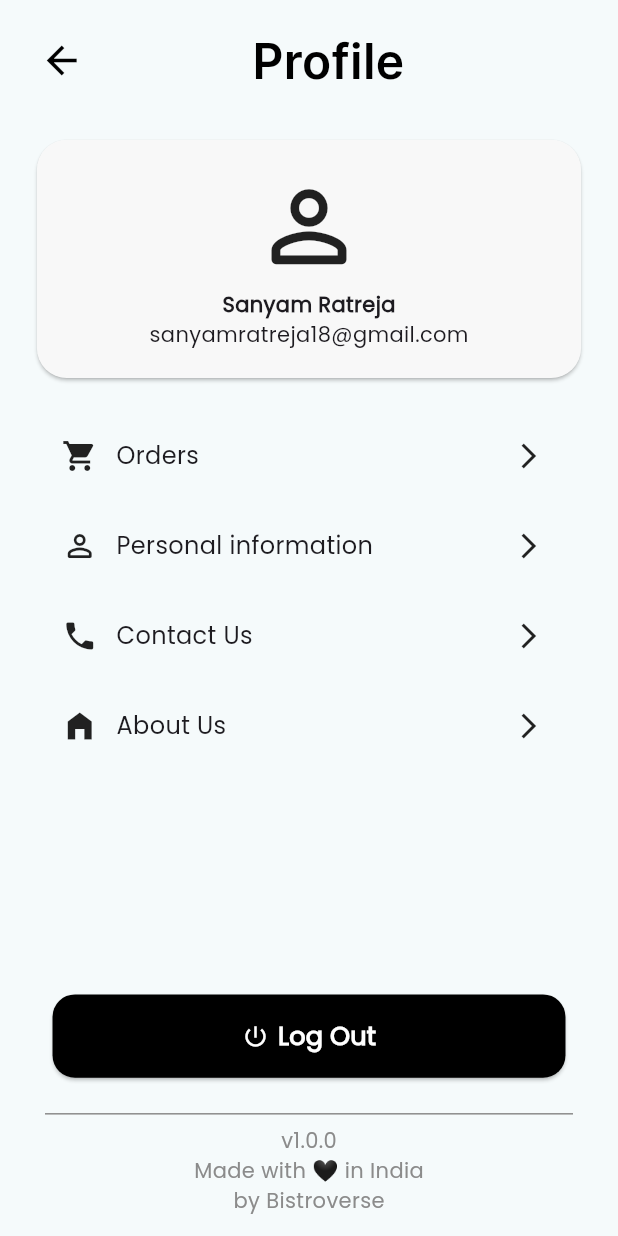
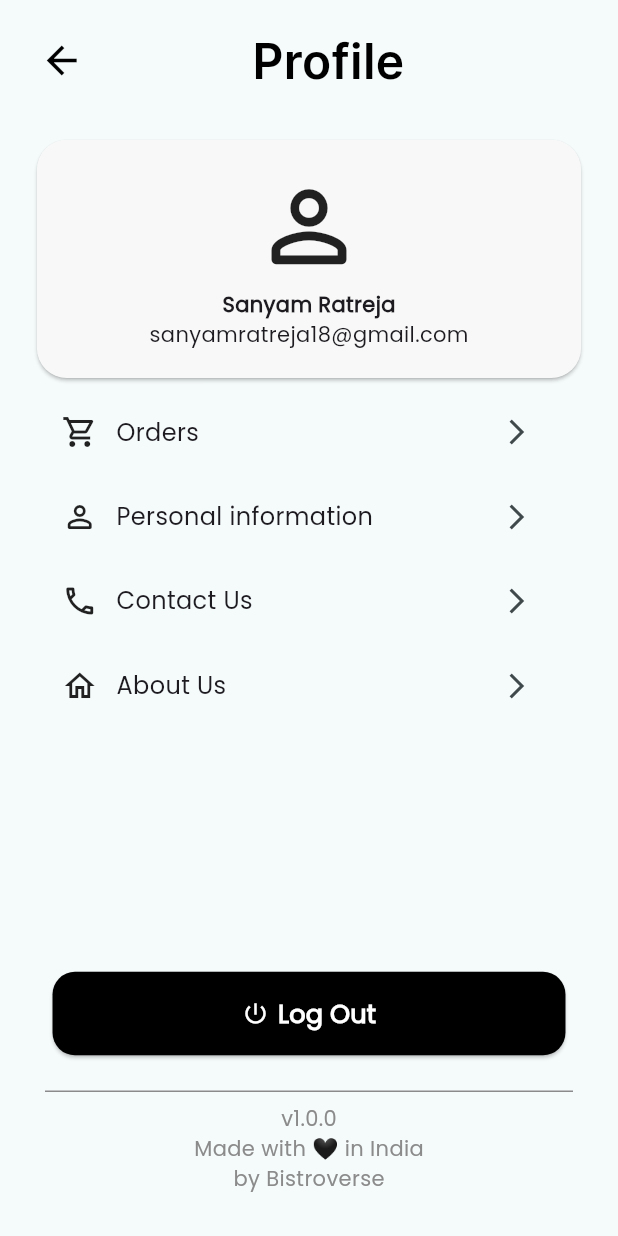
Before and after one commit to sanyam12/FlavR, a Flutter app: the ProfilePage screen opened by its route, on a phone screen of 412 x 824 dp. Run offline on Flutter 3.47's test engine with Material 3 defaults, Android fonts, the phone set to English and light mode, and no system bars; our stand-ins replace carousel_slider, cloud_firestore, equatable, firebase_auth, firebase_core, firebase_crashlytics and 11 more; missing offline and left inert: flutter_cashfree_pg_sdk; accounts and stored records are empty; network calls fail.

```diff
--- a/lib/pages/profile_page/ProfiePage.dart
+++ b/lib/pages/profile_page/ProfiePage.dart
@@ -5,6 +5,8 @@ import 'package:flutter/material.dart';
 import 'package:flutter_bloc/flutter_bloc.dart';
 import 'package:flutter_secure_storage/flutter_secure_storage.dart';
 import 'package:shared_preferences/shared_preferences.dart';
+import '../about_us/AboutUs.dart';
+import '../contact_us/ContactUs.dart';
 import 'OrderData.dart';
 
 class ProfilePage extends StatefulWidget {
@@ -123,13 +125,13 @@ class _ProfilePageState extends State<ProfilePage> {
                   ],
                 ),
                 Padding(
-                  padding: EdgeInsets.fromLTRB(0.1 * width, 36, 0, 0),
+                  padding: EdgeInsets.fromLTRB(0.1 * width, 0.01*height, 0, 0),
                   child: Row(
                     mainAxisAlignment: MainAxisAlignment.spaceBetween,
                     children: [
                       Row(
                         children: [
-                          const Icon(Icons.shopping_cart),
+                          const Icon(Icons.shopping_cart_outlined),
 
                       Padding(
                         padding: EdgeInsets.fromLTRB(0.03 * width, 0, 0, 0),
@@ -142,18 +144,23 @@ class _ProfilePageState extends State<ProfilePage> {
                       ),
                         ],
                       ),
-                      Padding(
+                      IconButton(
+                        icon : Padding(
                           padding: EdgeInsets.fromLTRB(0, 0, 0.12 * width, 0),
                           child: const Icon(
                             Icons.arrow_forward_ios,
                             size: 20,
                           ),
-                      )
+                        ),
+                        onPressed: (){
+                          Navigator.push(context, MaterialPageRoute(builder: (context) => ContactUs()),);
+                        },
+                      ),
                     ],
                   ),
                 ),
                 Padding(
-                  padding: EdgeInsets.fromLTRB(0.1 * width, 36, 0, 0),
+                  padding: EdgeInsets.fromLTRB(0.1 * width, 0.01*height, 0, 0),
                   child: Row(
                     mainAxisAlignment: MainAxisAlignment.spaceBetween,
                     children: [
@@ -172,24 +179,29 @@ class _ProfilePageState extends State<ProfilePage> {
                       ),
                         ],
                       ),
-                      Padding(
+                      IconButton(
+                        icon : Padding(
                           padding: EdgeInsets.fromLTRB(0, 0, 0.12 * width, 0),
                           child: const Icon(
                             Icons.arrow_forward_ios,
                             size: 20,
                           ),
-                      )
+                        ),
+                        onPressed: (){
+                          Navigator.push(context, MaterialPageRoute(builder: (context) => ContactUs()),);
+                        },
+                      ),
                     ],
                   ),
                 ),
                 Padding(
-                  padding: EdgeInsets.fromLTRB(0.1 * width, 36, 0, 0),
+                  padding: EdgeInsets.fromLTRB(0.1 * width, 0.01*height, 0, 0),
                   child: Row(
                     mainAxisAlignment: MainAxisAlignment.spaceBetween,
                     children: [
                       Row(
                         children: [
-                          const Icon(Icons.phone),
+                          const Icon(Icons.local_phone_outlined),
 
                       Padding(
                         padding: EdgeInsets.fromLTRB(0.03 * width, 0, 0, 0),
@@ -202,24 +214,30 @@ class _ProfilePageState extends State<ProfilePage> {
                       ),
                         ],
                       ),
-                      Padding(
+
+                      IconButton(
+                          icon : Padding(
                             padding: EdgeInsets.fromLTRB(0, 0, 0.12 * width, 0),
                             child: const Icon(
                             Icons.arrow_forward_ios,
                             size: 20,
                                                       ),
-                      )
+                          ),
+                        onPressed: (){
+                          Navigator.push(context, MaterialPageRoute(builder: (context) => ContactUs()),);
+                        },
+                      ),
                     ],
                   ),
                 ),
                 Padding(
-                  padding: EdgeInsets.fromLTRB(0.1 * width, 36, 0, 0),
+                  padding: EdgeInsets.fromLTRB(0.1 * width, 0.01*height, 0, 0),
                   child: Row(
                     mainAxisAlignment: MainAxisAlignment.spaceBetween,
                     children: [
                       Row(
                         children: [
-                          const Icon(Icons.home_filled),
+                          const Icon(Icons.home_outlined),
 
                       Padding(
                         padding: EdgeInsets.fromLTRB(0.03 * width, 0, 0, 0),
@@ -232,13 +250,19 @@ class _ProfilePageState extends State<ProfilePage> {
                       ),
                         ],
                       ),
-                      Padding(
+                      IconButton(
+                        icon : Padding(
                           padding: EdgeInsets.fromLTRB(0, 0, 0.12 * width, 0),
                           child: const Icon(
                             Icons.arrow_forward_ios,
                             size: 20,
                           ),
-                      )
+                        ),
+                        onPressed: (){
+                          Navigator.push(context, MaterialPageRoute(builder: (context) => AboutUs()),);
+                        },
+                      ),
+
                     ],
                   ),
                 ),
```
Also changed, not shown: lib/pages/about_us/AboutUs.dart (added, +17 -0 lines), lib/pages/contact_us/ContactUs.dart (added, +17 -0 lines), pubspec.lock, 1 other file. Lines whose indentation alone changed are shown as unchanged.
